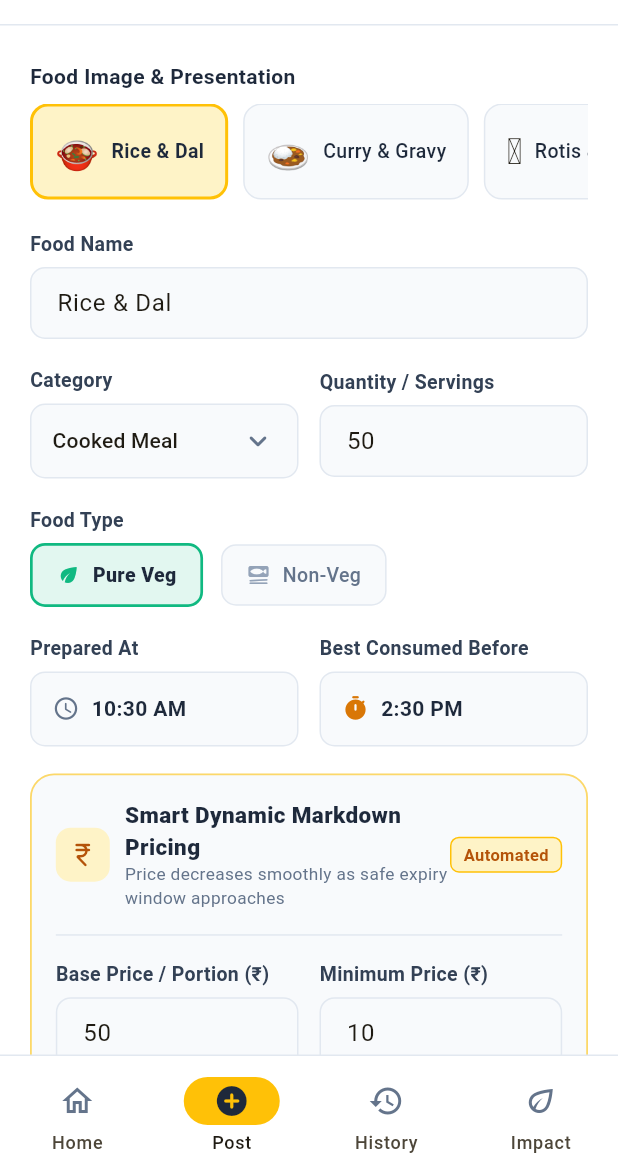
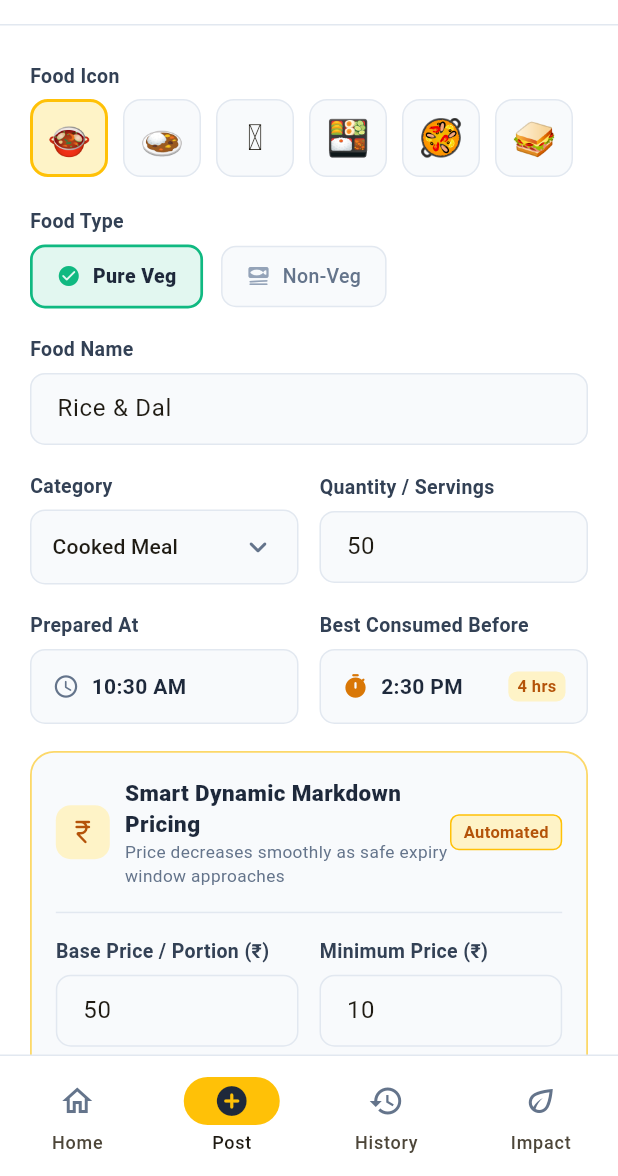
Before and after one commit to ridhimsharma-val/FoodFlow, a Flutter app: the screen it shows once a user with an empty profile is signed in, item 2 of the bottom bar chosen, on a phone screen of 412 x 824 dp, the part 60-1236 px from its top. Run offline on Flutter 3.47's test engine with Material 3 defaults, Android fonts, the phone set to English and light mode, and no system bars; our stand-ins replace flutter_map, geolocator, latlong2, supabase_flutter; accounts and stored records are empty; network calls fail.

Commit message:
fixed provider portal

```diff
--- a/lib/pages/provider/post_food_page.dart
+++ b/lib/pages/provider/post_food_page.dart
@@ -44,7 +44,10 @@ class _PostFoodPageState extends State<PostFoodPage> {
   final String _selectedQualityTier = 'tier1';
   final bool _clearKitchen = false;
   TimeOfDay _preparedAt = TimeOfDay.now();
-  TimeOfDay _bestBefore = TimeOfDay(hour: (TimeOfDay.now().hour + 4) % 24, minute: TimeOfDay.now().minute);
+  late TimeOfDay _bestBefore;
+  late TimeOfDay _pickupStart;
+  late TimeOfDay _pickupEnd;
+  Duration _shelfLifeDuration = const Duration(hours: 4);
   String _selectedFoodEmoji = '🍲';
   bool _isPosting = false;
 
@@ -56,13 +59,15 @@ class _PostFoodPageState extends State<PostFoodPage> {
     'Raw Grains & Rations',
   ];
 
-  final List<Map<String, String>> _foodVisuals = [
-    {'emoji': '🍲', 'label': 'Rice & Dal'},
-    {'emoji': '🍛', 'label': 'Curry & Gravy'},
-    {'emoji': '🫓', 'label': 'Rotis & Breads'},
-    {'emoji': '🍱', 'label': 'Thali Boxes'},
-    {'emoji': '🥪', 'label': 'Snacks / Sandwiches'},
-    {'emoji': '🍞', 'label': 'Bakery'},
+  final List<String> _foodVisuals = [
+    '🍲', // Dal & Khichdi
+    '🍛', // Rice & Biryani
+    '🫓', // Roti / Chapati
+    '🍱', // Thali / Meal Box
+    '🥘', // Sabzi & Curry
+    '🥪', // Snacks / Idli / Samosa
+    '🍞', // Bakery
+    '🌾', // Dry Ration / Grains
   ];
 
   late LatLng _selectedLatLng;
@@ -73,12 +78,53 @@ class _PostFoodPageState extends State<PostFoodPage> {
     super.initState();
     final now = TimeOfDay.now();
     _preparedAt = now;
-    _bestBefore = TimeOfDay(hour: (now.hour + 4) % 24, minute: now.minute);
-    _pickupTimeController.text = '${_formatTimeOfDay(now)} – ${_formatTimeOfDay(TimeOfDay(hour: (now.hour + 2) % 24, minute: now.minute))}';
+    _pickupStart = now;
+    _pickupEnd = TimeOfDay(hour: (now.hour + 2) % 24, minute: now.minute);
+    _pickupTimeController.text = '${_formatTimeOfDay(_pickupStart)} – ${_formatTimeOfDay(_pickupEnd)}';
+    _updateShelfLifeForCategory(_selectedCategory);
     _selectedLatLng = widget.initialLatLng;
     _locationController.text = widget.initialLocation.isNotEmpty
         ? widget.initialLocation
         : 'ABC Restaurant Kitchen, Greater Noida';
+  }
+
+  Duration _getDefaultShelfLifeForCategory(String category) {
+    switch (category) {
+      case 'Cooked Meal':
+        return const Duration(hours: 4);
+      case 'Bakery & Bread':
+        return const Duration(hours: 24); // 24–48 hours (1 day)
+      case 'Packaged Goods':
+        return const Duration(days: 7); // 7 days
+      case 'Fresh Produce':
+        return const Duration(hours: 48); // 48 hours
+      case 'Raw Grains & Rations':
+        return const Duration(days: 30); // 30 days
+      default:
+        return const Duration(hours: 4);
+    }
+  }
+
+  void _updateShelfLifeForCategory(String category) {
+    _shelfLifeDuration = _getDefaultShelfLifeForCategory(category);
+    final now = DateTime.now();
+    final prepDateTime = DateTime(now.year, now.month, now.day, _preparedAt.hour, _preparedAt.minute);
+    final target = prepDateTime.add(_shelfLifeDuration);
+    _bestBefore = TimeOfDay(hour: target.hour, minute: target.minute);
+  }
+
+  String _getShelfLifeBadgeText() {
+    if (_shelfLifeDuration.inDays >= 30) {
+      return '30 days';
+    } else if (_shelfLifeDuration.inDays >= 7) {
+      return '7 days';
+    } else if (_shelfLifeDuration.inHours >= 48) {
+      return '48 hrs';
+    } else if (_shelfLifeDuration.inHours >= 24) {
+      return '24 hrs';
+    } else {
+      return '4 hrs';
+    }
   }
 
   Future<void> _detectMyLocation() async {
@@ -147,6 +193,7 @@ class _PostFoodPageState extends State<PostFoodPage> {
     final picked = await showTimePicker(
       context: context,
       initialTime: initial,
+      helpText: isPreparedAt ? 'Select Preparation Time' : 'Select Expiration Window Time',
       builder: (ctx, child) {
         return Theme(
           data: Theme.of(ctx).copyWith(
@@ -162,15 +209,63 @@ class _PostFoodPageState extends State<PostFoodPage> {
       },
     );
 
-    if (picked != null) {
+    if (picked != null && mounted) {
       setState(() {
         if (isPreparedAt) {
           _preparedAt = picked;
+          _updateShelfLifeForCategory(_selectedCategory);
         } else {
           _bestBefore = picked;
         }
       });
     }
+  }
+
+  Future<void> _pickPickupWindow() async {
+    final start = await showTimePicker(
+      context: context,
+      initialTime: _pickupStart,
+      helpText: 'Select Pickup Window Start Time',
+      builder: (ctx, child) => Theme(
+        data: Theme.of(ctx).copyWith(
+          colorScheme: const ColorScheme.light(
+            primary: Color(0xFFFFC107),
+            onPrimary: Color(0xFF1E293B),
+            surface: Colors.white,
+            onSurface: Color(0xFF1E293B),
+          ),
+        ),
+        child: child!,
+      ),
+    );
+
+    if (start == null || !mounted) return;
+
+    final initialEnd = TimeOfDay(hour: (start.hour + 2) % 24, minute: start.minute);
+    final end = await showTimePicker(
+      context: context,
+      initialTime: initialEnd,
+      helpText: 'Select Pickup Window End Time',
+      builder: (ctx, child) => Theme(
+        data: Theme.of(ctx).copyWith(
+          colorScheme: const ColorScheme.light(
+            primary: Color(0xFFFFC107),
+            onPrimary: Color(0xFF1E293B),
+            surface: Colors.white,
+            onSurface: Color(0xFF1E293B),
+          ),
+        ),
+        child: child!,
+      ),
+    );
+
+    if (end == null || !mounted) return;
+
+    setState(() {
+      _pickupStart = start;
+      _pickupEnd = end;
+      _pickupTimeController.text = '${_formatTimeOfDay(_pickupStart)} – ${_formatTimeOfDay(_pickupEnd)}';
+    });
   }
 
   Future<void> _confirmAndPostFood() async {
@@ -194,13 +289,19 @@ class _PostFoodPageState extends State<PostFoodPage> {
     if (cookedAt.isAfter(now)) {
       cookedAt = cookedAt.subtract(const Duration(days: 1));
     }
-    DateTime safeUntil = DateTime(cookedAt.year, cookedAt.month, cookedAt.day, _bestBefore.hour, _bestBefore.minute);
+    DateTime safeUntil = DateTime(
+      cookedAt.year,
+      cookedAt.month,
+      cookedAt.day + _shelfLifeDuration.inDays,
+      _bestBefore.hour,
+      _bestBefore.minute,
+    );
     if (safeUntil.isBefore(cookedAt)) {
       safeUntil = safeUntil.add(const Duration(days: 1));
     }
     // Safety guarantee: Ensure newly posted batches have an active safe window
     if (safeUntil.isBefore(now)) {
-      safeUntil = now.add(const Duration(hours: 4));
+      safeUntil = now.add(_shelfLifeDuration);
     }
 
     final batch = FoodRescueService.instance.listNewBatch(
@@ -321,26 +422,23 @@ class _PostFoodPageState extends State<PostFoodPage> {
     return Column(
       crossAxisAlignment: CrossAxisAlignment.start,
       children: [
-        // Food Visual / Emoji Selector
-        const Text(
-          'Food Image & Presentation',
-          style: TextStyle(fontSize: 14, fontWeight: FontWeight.w700, color: Color(0xFF1E293B)),
-        ),
-        const SizedBox(height: 8),
+        // 1. Minimal Icon Selector ("Food Icon")
+        _buildLabel('Food Icon'),
         SizedBox(
-          height: 64,
+          height: 52,
           child: ListView.separated(
             scrollDirection: Axis.horizontal,
             itemCount: _foodVisuals.length,
             separatorBuilder: (_, _) => const SizedBox(width: 10),
             itemBuilder: (ctx, idx) {
-              final item = _foodVisuals[idx];
-              final isSelected = _selectedFoodEmoji == item['emoji'];
+              final emoji = _foodVisuals[idx];
+              final isSelected = _selectedFoodEmoji == emoji;
               return InkWell(
-                onTap: () => setState(() => _selectedFoodEmoji = item['emoji']!),
+                onTap: () => setState(() => _selectedFoodEmoji = emoji),
                 borderRadius: BorderRadius.circular(12),
                 child: Container(
-                  padding: const EdgeInsets.symmetric(horizontal: 14, vertical: 8),
+                  width: 52,
+                  height: 52,
                   decoration: BoxDecoration(
                     color: isSelected ? const Color(0xFFFEF3C7) : const Color(0xFFF8FAFC),
                     borderRadius: BorderRadius.circular(12),
@@ -349,19 +447,11 @@ class _PostFoodPageState extends State<PostFoodPage> {
                       width: isSelected ? 2 : 1,
                     ),
                   ),
-                  child: Row(
-                    children: [
-                      Text(item['emoji']!, style: const TextStyle(fontSize: 24)),
-                      const SizedBox(width: 8),
-                      Text(
-                        item['label']!,
-                        style: TextStyle(
-                          fontSize: 13,
-                          fontWeight: isSelected ? FontWeight.w700 : FontWeight.w500,
-                          color: const Color(0xFF1E293B),
+                  child: Center(
+                    child: Text(
+                      emoji,
+                      style: const TextStyle(fontSize: 24),
                     ),
-                      ),
-                    ],
                   ),
                 ),
               );
@@ -371,7 +461,19 @@ class _PostFoodPageState extends State<PostFoodPage> {
 
         const SizedBox(height: 20),
 
-        // Food Name
+        // 2. Food Type (Veg / Non-Veg above Food Name)
+        _buildLabel('Food Type'),
+        Row(
+          children: [
+            _buildTypeChip('Pure Veg', Icons.eco_rounded, const Color(0xFF10B981)),
+            const SizedBox(width: 12),
+            _buildTypeChip('Non-Veg', Icons.set_meal_rounded, const Color(0xFFEF4444)),
+          ],
+        ),
+
+        const SizedBox(height: 18),
+
+        // 3. Food Name
         _buildLabel('Food Name'),
         TextField(
           controller: _foodNameController,
@@ -380,7 +482,7 @@ class _PostFoodPageState extends State<PostFoodPage> {
 
         const SizedBox(height: 18),
 
-        // Category & Servings Row
+        // 4. Category & Servings Row
         Row(
           children: [
             Expanded(
@@ -402,7 +504,12 @@ class _PostFoodPageState extends State<PostFoodPage> {
                         icon: const Icon(Icons.keyboard_arrow_down_rounded, color: Color(0xFF64748B)),
                         items: _categories.map((c) => DropdownMenuItem(value: c, child: Text(c, style: const TextStyle(fontSize: 14)))).toList(),
                         onChanged: (val) {
-                          if (val != null) setState(() => _selectedCategory = val);
+                          if (val != null) {
+                            setState(() {
+                              _selectedCategory = val;
+                              _updateShelfLifeForCategory(val);
+                            });
+                          }
                         },
                       ),
                     ),
@@ -429,19 +536,7 @@ class _PostFoodPageState extends State<PostFoodPage> {
 
         const SizedBox(height: 18),
 
-        // Veg / Non-Veg Selector
-        _buildLabel('Food Type'),
-        Row(
-          children: [
-            _buildTypeChip('Pure Veg', Icons.eco_rounded, const Color(0xFF10B981)),
-            const SizedBox(width: 12),
-            _buildTypeChip('Non-Veg', Icons.set_meal_rounded, const Color(0xFFEF4444)),
-          ],
-        ),
-
-        const SizedBox(height: 18),
-
-        // Prepared At & Best Consumed Before Row
+        // 5. Prepared At & Best Consumed Before Row
         Row(
           children: [
             Expanded(
@@ -494,9 +589,22 @@ class _PostFoodPageState extends State<PostFoodPage> {
                         children: [
                           const Icon(Icons.timer_rounded, size: 18, color: Color(0xFFD97706)),
                           const SizedBox(width: 8),
-                          Text(
+                          Expanded(
+                            child: Text(
                               _formatTimeOfDay(_bestBefore),
                               style: const TextStyle(fontSize: 14, fontWeight: FontWeight.w600, color: Color(0xFF1E293B)),
+                            ),
+                          ),
+                          Container(
+                            padding: const EdgeInsets.symmetric(horizontal: 6, vertical: 2),
+                            decoration: BoxDecoration(
+                              color: const Color(0xFFFEF3C7),
+                              borderRadius: BorderRadius.circular(6),
+                            ),
+                            child: Text(
+                              _getShelfLifeBadgeText(),
+                              style: const TextStyle(fontSize: 11, fontWeight: FontWeight.w700, color: Color(0xFFB45309)),
+                            ),
                           ),
                         ],
                       ),
@@ -625,11 +733,19 @@ class _PostFoodPageState extends State<PostFoodPage> {
         const SizedBox(height: 18),
 
         _buildLabel('Pickup Time Window'),
-        TextField(
+        InkWell(
+          onTap: _pickPickupWindow,
+          borderRadius: BorderRadius.circular(10),
+          child: IgnorePointer(
+            child: TextField(
               controller: _pickupTimeController,
+              readOnly: true,
               decoration: _inputDecoration(
-            hint: 'e.g. 7:00 PM – 8:00 PM',
+                hint: 'e.g. 7:00 PM – 9:00 PM',
                 prefixIcon: const Icon(Icons.access_time_rounded, color: Color(0xFF64748B), size: 20),
+                suffixIcon: const Icon(Icons.schedule_rounded, color: Color(0xFF94A3B8), size: 20),
+              ),
+            ),
           ),
         ),
 
@@ -722,7 +838,7 @@ class _PostFoodPageState extends State<PostFoodPage> {
 
               _buildReviewRow('Prepared At', _formatTimeOfDay(_preparedAt)),
               const SizedBox(height: 10),
-              _buildReviewRow('Best Before', _formatTimeOfDay(_bestBefore)),
+              _buildReviewRow('Best Before', '${_formatTimeOfDay(_bestBefore)} (${_getShelfLifeBadgeText()})'),
               const SizedBox(height: 10),
               _buildReviewRow('Base Price', '₹${_basePriceController.text.trim()} / portion'),
               const SizedBox(height: 10),
@@ -914,7 +1030,13 @@ class _PostFoodPageState extends State<PostFoodPage> {
     // Simulate preview at fresh listing (now)
     final now = DateTime.now();
     final cookedAt = DateTime(now.year, now.month, now.day, _preparedAt.hour, _preparedAt.minute);
-    DateTime safeUntil = DateTime(now.year, now.month, now.day, _bestBefore.hour, _bestBefore.minute);
+    DateTime safeUntil = DateTime(
+      now.year,
+      now.month,
+      now.day + _shelfLifeDuration.inDays,
+      _bestBefore.hour,
+      _bestBefore.minute,
+    );
     if (safeUntil.isBefore(cookedAt)) {
       safeUntil = safeUntil.add(const Duration(days: 1));
     }
@@ -1128,7 +1250,7 @@ class _PostFoodPageState extends State<PostFoodPage> {
     );
   }
 
-  Widget _buildTypeChip(String label, IconData icon, Color color) {
+  Widget _buildTypeChip(String label, IconData defaultIcon, Color color) {
     final isSelected = _selectedDietary == label;
     return InkWell(
       onTap: () => setState(() => _selectedDietary = label),
@@ -1145,7 +1267,11 @@ class _PostFoodPageState extends State<PostFoodPage> {
         ),
         child: Row(
           children: [
-            Icon(icon, color: isSelected ? color : const Color(0xFF94A3B8), size: 16),
+            Icon(
+              isSelected ? Icons.check_circle_rounded : defaultIcon,
+              color: isSelected ? color : const Color(0xFF94A3B8),
+              size: 16,
+            ),
             const SizedBox(width: 8),
             Text(
               label,
--- a/lib/pages/provider/provider_dashboard.dart
+++ b/lib/pages/provider/provider_dashboard.dart
@@ -242,6 +242,12 @@ class _ProviderDashboardState extends State<ProviderDashboard> {
                   Text('Hub: $_selectedLocation'),
                   const Text('Nearby Verified Receivers'),
                   const Text('List Surplus Food'),
+                  const Text('Dispatch Hub & Relief Network'),
+                  const Text('Recenter GPS'),
+                  const Text('Meals Posted'),
+                  const Text('Claimed'),
+                  const Text('Distributed'),
+                  const Text('Food Saved'),
                 ],
               ),
             ),
@@ -253,6 +259,11 @@ class _ProviderDashboardState extends State<ProviderDashboard> {
           return Scaffold(
             key: _scaffoldKey,
             backgroundColor: const Color(0xFFFCFBF7),
+            drawer: AppDrawer(
+              activeRole: 'Food Provider',
+              onSwitchRole: widget.onSwitchRole,
+              onProfileUpdated: () => setState(() {}),
+            ),
             body: Row(
               children: [
                 _buildDesktopDrawer(),
@@ -267,6 +278,11 @@ class _ProviderDashboardState extends State<ProviderDashboard> {
         return Scaffold(
           key: _scaffoldKey,
           backgroundColor: Colors.white,
+          drawer: AppDrawer(
+            activeRole: 'Food Provider',
+            onSwitchRole: widget.onSwitchRole,
+            onProfileUpdated: () => setState(() {}),
+          ),
           body: contentStack,
           bottomNavigationBar: _buildMobileBottomNav(),
         );
@@ -352,7 +368,7 @@ class _ProviderDashboardState extends State<ProviderDashboard> {
                   const SizedBox(height: 4),
                   _buildDrawerNavItem(
                     index: 1,
-                    title: 'Post Surplus Food',
+                    title: 'Post',
                     icon: Icons.add_circle_rounded,
                     unselectedIcon: Icons.add_circle_outline_rounded,
                   ),
@@ -389,7 +405,7 @@ class _ProviderDashboardState extends State<ProviderDashboard> {
                   if (widget.onSwitchRole != null) ...[
                     const SizedBox(height: 4),
                     _buildDrawerActionItem(
-                      title: 'Switch Role',
+                      title: 'Switch Portal',
                       icon: Icons.swap_horiz_rounded,
                       onTap: widget.onSwitchRole!,
                     ),
@@ -433,10 +449,22 @@ class _ProviderDashboardState extends State<ProviderDashboard> {
                       ],
                     ),
                   ),
-                  IconButton(
+                  TextButton.icon(
                     onPressed: () => AppDrawer.confirmAndSignOut(context),
-                    icon: const Icon(Icons.logout_rounded, size: 18, color: Color(0xFFEF4444)),
-                    tooltip: 'Sign Out / Logout',
+                    icon: const Icon(Icons.logout_rounded, size: 16, color: Color(0xFFEF4444)),
+                    label: const Text(
+                      'Log Out',
+                      style: TextStyle(
+                        fontSize: 12,
+                        fontWeight: FontWeight.w700,
+                        color: Color(0xFFEF4444),
+                      ),
+                    ),
+                    style: TextButton.styleFrom(
+                      padding: const EdgeInsets.symmetric(horizontal: 8, vertical: 4),
+                      minimumSize: Size.zero,
+                      tapTargetSize: MaterialTapTargetSize.shrinkWrap,
+                    ),
                   ),
                 ],
               ),
@@ -482,6 +510,8 @@ class _ProviderDashboardState extends State<ProviderDashboard> {
                   fontWeight: isSelected ? FontWeight.w800 : FontWeight.w600,
                   color: isSelected ? const Color(0xFFB45309) : const Color(0xFF334155),
                 ),
+                maxLines: 1,
+                overflow: TextOverflow.ellipsis,
               ),
             ),
           ],
```
Also changed, not shown: lib/pages/provider/provider_home_tab.dart (+29 -13 lines), lib/pages/volunteer/volunteer_signup.dart (+8 -0 lines), 1 other file. Lines whose indentation alone changed are shown as unchanged.
